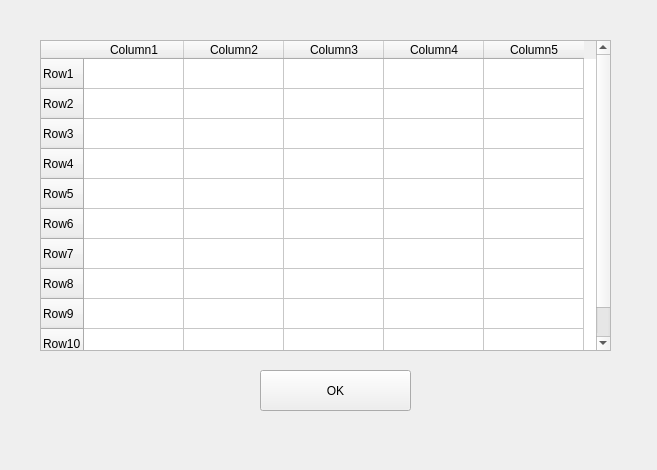
First picture: the form in ui/designs/preview.ui, repository trannguyenhan/data-integration, before the edit.
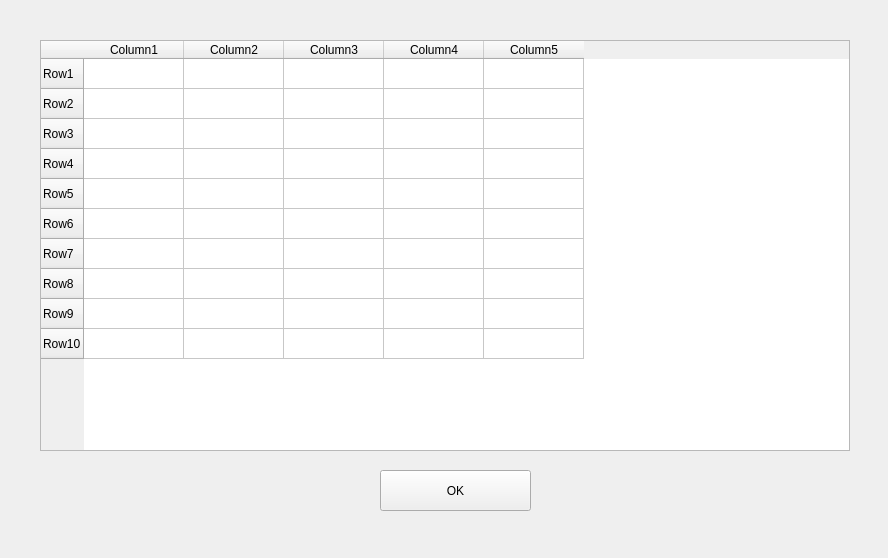
Second picture: the form after the edit.

Commit message: fix config_file + preview UI + apply mysql engine for load datasource schema

Patch:
```diff
--- a/ui/designs/preview.ui
+++ b/ui/designs/preview.ui
@@ -6,8 +6,8 @@
    <rect>
     <x>0</x>
     <y>0</y>
-    <width>657</width>
-    <height>470</height>
+    <width>888</width>
+    <height>558</height>
    </rect>
   </property>
   <property name="windowTitle">
@@ -18,8 +18,8 @@
     <rect>
      <x>40</x>
      <y>40</y>
-     <width>571</width>
-     <height>311</height>
+     <width>810</width>
+     <height>411</height>
     </rect>
    </property>
    <row>
@@ -101,8 +101,8 @@
   <widget class="QPushButton" name="okButton">
    <property name="geometry">
     <rect>
-     <x>260</x>
-     <y>370</y>
+     <x>380</x>
+     <y>470</y>
      <width>151</width>
      <height>41</height>
     </rect>
```
The commit also changes 5 other files.
